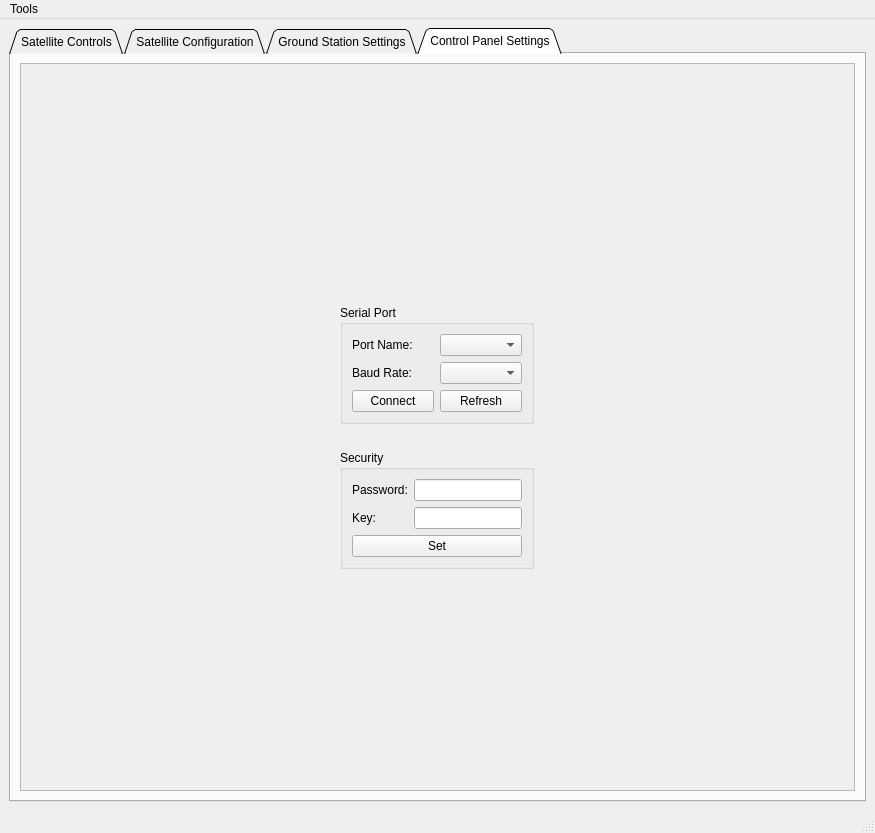
The window that FOSSAGSCP/mainwindow.ui (FOSSASystems/FOSSA-GroundStationControlPanel) describes before a commit, drawn with Qt 5.
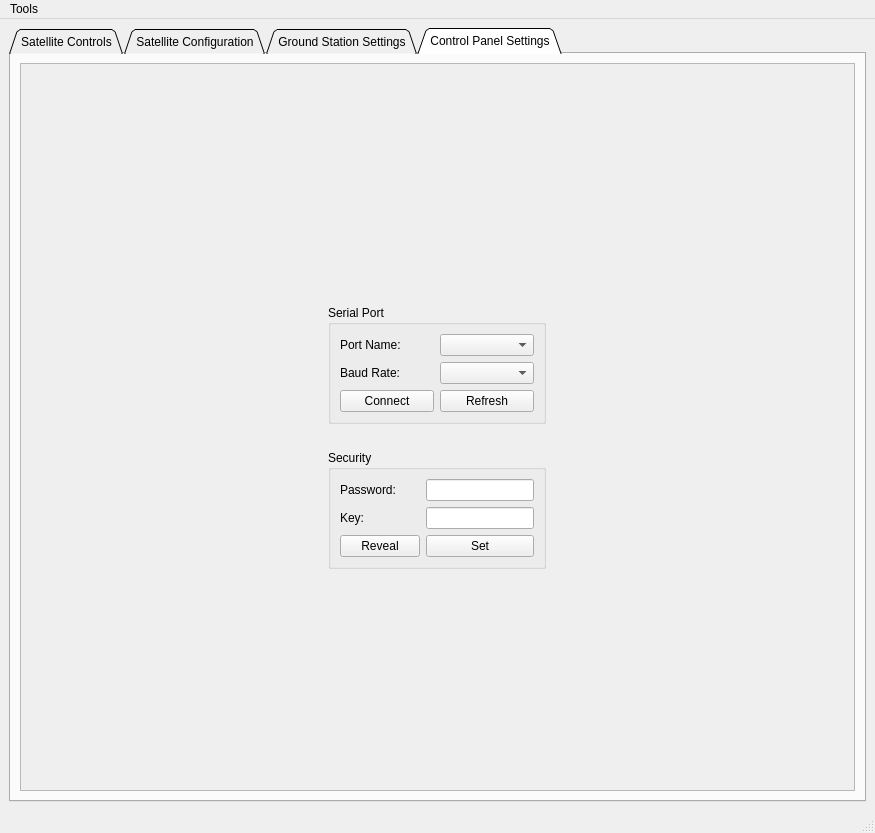
The same window after the commit.

Commit message: password and key echo mode toggle button

Diff of the .ui file:
```diff
--- a/FOSSAGSCP/mainwindow.ui
+++ b/FOSSAGSCP/mainwindow.ui
@@ -2346,9 +2346,9 @@
           <widget class="QWidget" name="scrollAreaWidgetContents_5">
            <property name="geometry">
             <rect>
-             <x>286</x>
+             <x>270</x>
              <y>189</y>
-             <width>250</width>
+             <width>283</width>
              <height>335</height>
             </rect>
            </property>
@@ -2446,7 +2446,14 @@
                  </property>
                 </widget>
                </item>
-               <item row="2" column="0" colspan="2">
+               <item row="2" column="0">
+                <widget class="QPushButton" name="ControlPanelSettings_Security_Reveal_Button">
+                 <property name="text">
+                  <string>Reveal</string>
+                 </property>
+                </widget>
+               </item>
+               <item row="2" column="1">
                 <widget class="QPushButton" name="ControlPanelSettings_securitySetButton">
                  <property name="text">
                   <string>Set</string>
```
Left out of the diff: 20 changed lines with no effect on the pictures. The commit also changes 3 other files.
